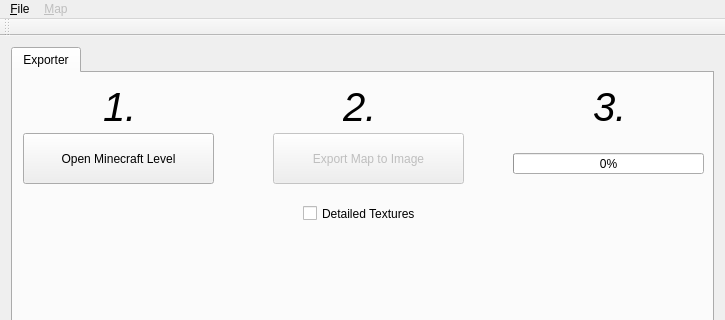
First picture: the form in mainwindow.ui, repository cschomburg/Manx, before the edit; both pictures show x 0 to 725 and y 0 to 320 of the 725 by 493 pixel window.
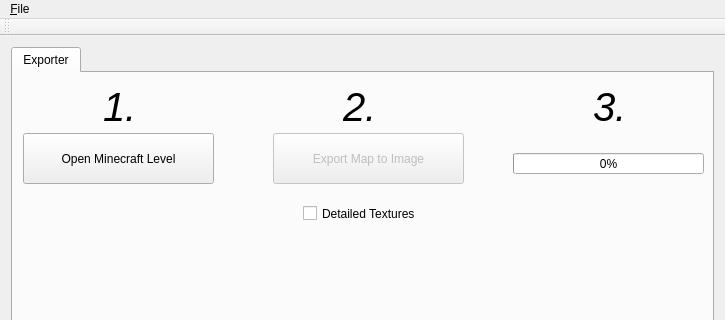
Second picture: the form after the edit.

Commit message: application path- and GUI-fixes

The edit to the form file:
```diff
--- a/mainwindow.ui
+++ b/mainwindow.ui
@@ -202,17 +202,7 @@
     <addaction name="action_Open_File"/>
     <addaction name="action_Quit"/>
    </widget>
-   <widget class="QMenu" name="menu_Map">
-    <property name="enabled">
-     <bool>false</bool>
-    </property>
-    <property name="title">
-     <string>&amp;Map</string>
-    </property>
-    <addaction name="action_Export_to_Image"/>
-   </widget>
    <addaction name="menu_File"/>
-   <addaction name="menu_Map"/>
   </widget>
   <widget class="QToolBar" name="mainToolBar">
    <attribute name="toolBarArea">
```
Left out of the diff: 2 changed lines with no effect on the pictures. The commit also changes 2 other files.
